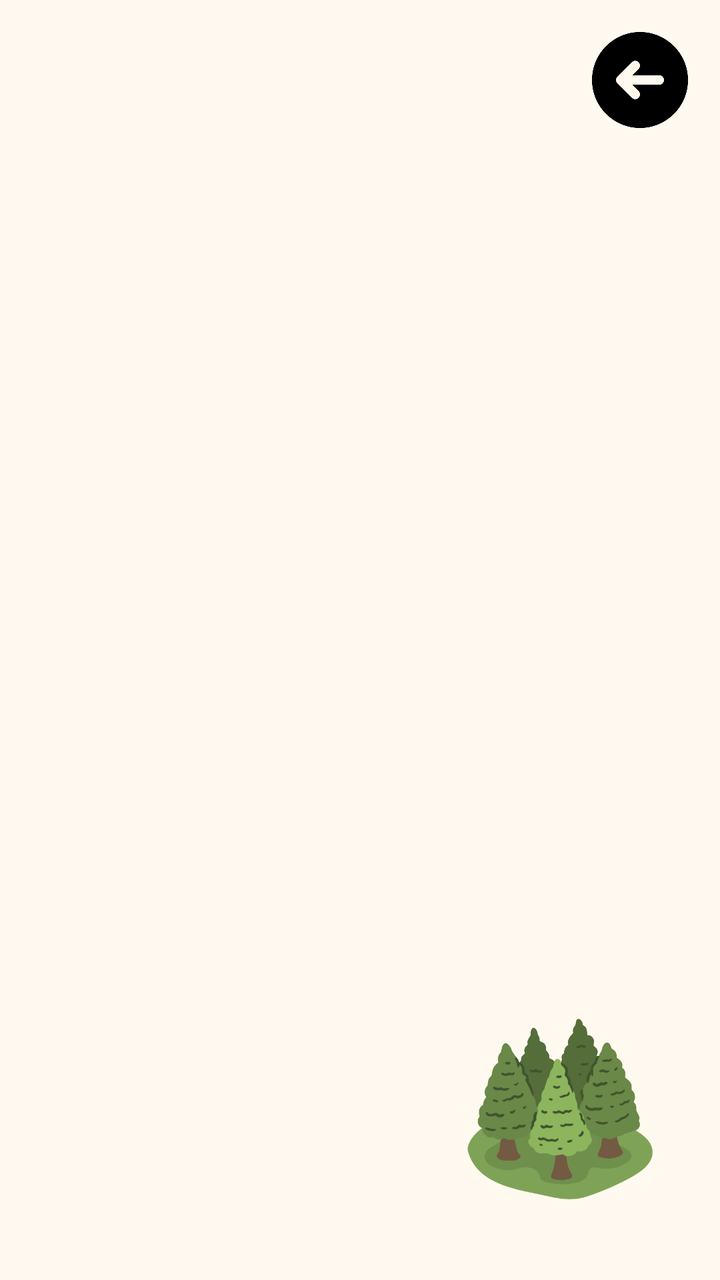
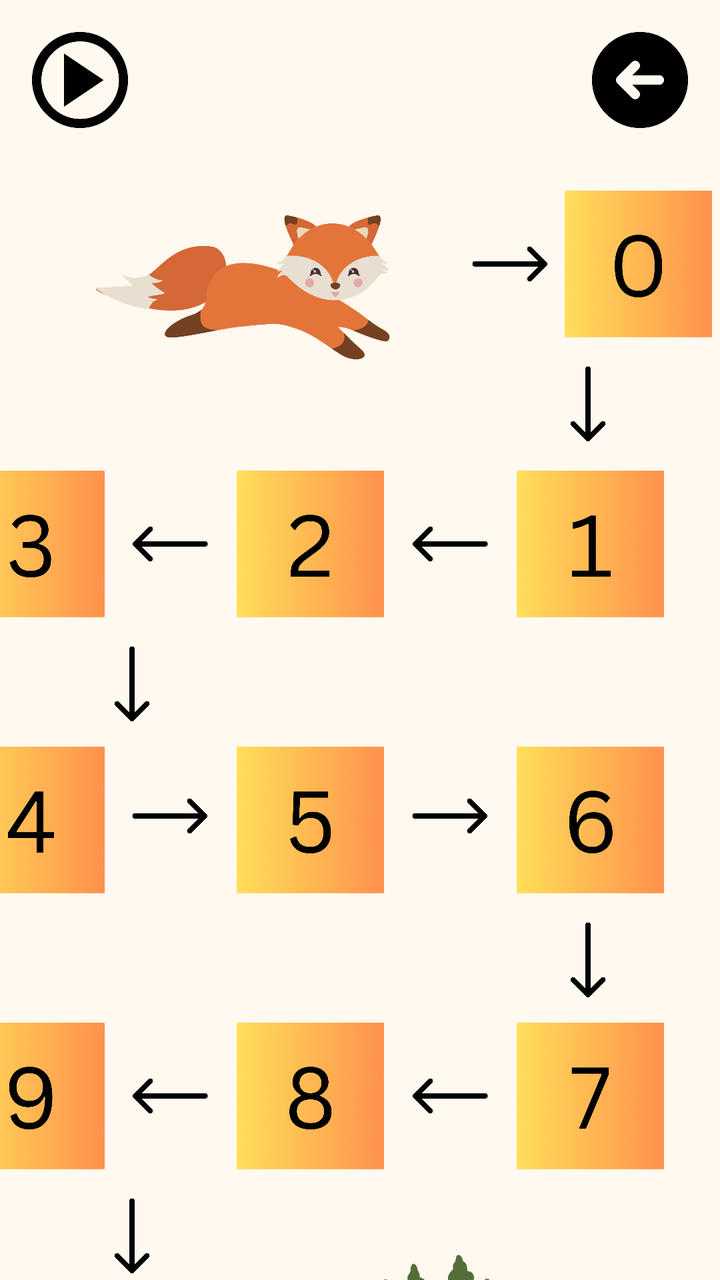

Before-and-after screenshots of an Android layout around one commit, followed by the original layout XML and the change that was made.
<!-- AndroidManifest.xml: application theme Theme.AppCompat.Light.DarkActionBar -->
<!-- res/layout/activity_numbers.xml -->
<?xml version="1.0" encoding="utf-8"?>

<androidx.constraintlayout.widget.ConstraintLayout xmlns:android="http://schemas.android.com/apk/res/android"
    android:layout_width="match_parent"
    android:layout_height="match_parent"
    xmlns:app="http://schemas.android.com/apk/res-auto"
    android:background="@color/happy_cream">

    <Button
        android:id="@+id/backButton"
        android:layout_width="48dp"
        android:layout_height="48dp"
        android:background="@drawable/ic_back"
        android:contentDescription="Back Button"
        app:layout_constraintTop_toTopOf="parent"
        app:layout_constraintEnd_toEndOf="parent"
        android:layout_marginTop="16dp"
        android:layout_marginEnd="16dp" />

    <ImageView
        android:id="@+id/forestImage"
        android:layout_width="140dp"
        android:layout_height="140dp"
        android:src="@drawable/forest"
        android:contentDescription="Forest Image"
        android:layout_margin="10dp"
        app:layout_constraintEnd_toEndOf="parent"
        app:layout_constraintBottom_toBottomOf="parent" />


</androidx.constraintlayout.widget.ConstraintLayout>
<!-- resources referenced by this layout -->
<resources>
  <color name="happy_cream">#FFF9EF</color>
  <!-- drawable forest: png bitmap (drawable, 42483 bytes) -->
  <!-- drawable ic_back: png bitmap (drawable, 12387 bytes) -->
</resources>

<!-- the commit's change to res/layout/activity_numbers.xml (unified diff, before → after) -->
@@ -1,10 +1,24 @@
 <?xml version="1.0" encoding="utf-8"?>
 
-<androidx.constraintlayout.widget.ConstraintLayout xmlns:android="http://schemas.android.com/apk/res/android"
+<androidx.constraintlayout.widget.ConstraintLayout
+    xmlns:android="http://schemas.android.com/apk/res/android"
+    xmlns:app="http://schemas.android.com/apk/res-auto"
+    xmlns:tools="http://schemas.android.com/tools"
     android:layout_width="match_parent"
     android:layout_height="match_parent"
-    xmlns:app="http://schemas.android.com/apk/res-auto"
+    tools:context=".NumbersActivity"
     android:background="@color/happy_cream">
+
+    <Button
+        android:id="@+id/playButton"
+        android:layout_width="48dp"
+        android:layout_height="48dp"
+        android:layout_marginTop="16dp"
+        android:layout_marginStart="16dp"
+        android:background="@drawable/playbtn"
+        android:contentDescription="Play Button"
+        app:layout_constraintStart_toStartOf="parent"
+        app:layout_constraintTop_toTopOf="parent" />
 
     <Button
         android:id="@+id/backButton"
@@ -17,15 +31,279 @@
         android:layout_marginTop="16dp"
         android:layout_marginEnd="16dp" />
 
+
+    <ImageView
+        android:id="@+id/fuxiePlay"
+        android:layout_width="160dp"
+        android:layout_height="160dp"
+        android:layout_marginStart="40dp"
+        android:contentDescription="Fuxie Play"
+        android:src="@drawable/fuxie_play"
+        app:layout_constraintTop_toBottomOf="@+id/playButton"
+        app:layout_constraintStart_toStartOf="parent" />
+
+
+
+
+    <ImageView
+        android:id="@+id/firstArrowRight"
+        android:layout_width="40dp"
+        android:layout_height="40dp"
+        android:contentDescription="Arrow Right Image"
+        android:layout_marginStart="35dp"
+        android:src="@drawable/arrow_right"
+        app:layout_constraintStart_toEndOf="@+id/fuxiePlay"
+        app:layout_constraintTop_toTopOf="@+id/nrZero"
+        app:layout_constraintBottom_toBottomOf="@+id/nrZero" />
+
+    <ImageView
+        android:id="@+id/nrZero"
+        android:layout_width="80dp"
+        android:layout_height="80dp"
+        android:layout_marginTop="92dp"
+        android:contentDescription="Number Zero"
+        android:src="@drawable/zero"
+        app:layout_constraintEnd_toEndOf="parent"
+        android:layout_marginStart="43dp"
+        app:layout_constraintStart_toStartOf="@id/firstArrowRight"
+        app:layout_constraintTop_toTopOf="parent" />
+
+    <ImageView
+        android:id="@+id/firstArrowDown"
+        android:layout_width="40dp"
+        android:layout_height="40dp"
+        android:layout_marginTop="10dp"
+        android:contentDescription="Arrow Down Image"
+        android:layout_marginEnd="46dp"
+        android:src="@drawable/arrow_down"
+        app:layout_constraintEnd_toEndOf="parent"
+        app:layout_constraintTop_toBottomOf="@+id/nrZero" />
+
+    <ImageView
+        android:id="@+id/nrOne"
+        android:layout_width="80dp"
+        android:layout_height="80dp"
+        android:layout_marginTop="10dp"
+        android:contentDescription="Number One"
+        android:layout_marginEnd="25dp"
+        android:src="@drawable/one"
+        app:layout_constraintEnd_toEndOf="parent"
+        app:layout_constraintTop_toBottomOf="@+id/firstArrowDown" />
+
+    <ImageView
+        android:id="@+id/firstArrowLeft"
+        android:layout_width="40dp"
+        android:layout_height="40dp"
+        android:layout_marginEnd="10dp"
+        android:layout_marginTop="100dp"
+        android:contentDescription="Arrow Left Image"
+        android:src="@drawable/arrow_left"
+        app:layout_constraintEnd_toStartOf="@+id/nrOne"
+        app:layout_constraintTop_toBottomOf="@+id/firstArrowRight"
+        />
+
+    <ImageView
+        android:id="@+id/nrTwo"
+        android:layout_width="80dp"
+        android:layout_height="80dp"
+        android:layout_marginTop="8dp"
+        android:layout_marginEnd="10dp"
+        android:contentDescription="Number Two"
+        android:src="@drawable/two"
+        app:layout_constraintEnd_toStartOf="@+id/firstArrowLeft"
+        app:layout_constraintTop_toBottomOf="@+id/fuxiePlay" />
+
+    <ImageView
+        android:id="@+id/secondArrowLeft"
+        android:layout_width="40dp"
+        android:layout_height="40dp"
+        android:layout_marginEnd="10dp"
+        android:layout_marginTop="100dp"
+        android:contentDescription="Arrow Left Image"
+        android:src="@drawable/arrow_left"
+        app:layout_constraintEnd_toStartOf="@+id/nrTwo"
+        app:layout_constraintTop_toBottomOf="@+id/firstArrowRight"
+        />
+
+    <ImageView
+        android:id="@+id/nrThree"
+        android:layout_width="80dp"
+        android:layout_height="80dp"
+        android:layout_marginTop="8dp"
+        android:layout_marginEnd="10dp"
+        android:contentDescription="Number Three"
+        android:src="@drawable/three"
+        app:layout_constraintEnd_toStartOf="@+id/secondArrowLeft"
+        app:layout_constraintTop_toBottomOf="@+id/fuxiePlay" />
+
+    <ImageView
+        android:id="@+id/secondArrowDown"
+        android:layout_width="40dp"
+        android:layout_height="40dp"
+        android:layout_marginTop="10dp"
+        android:contentDescription="Arrow Down Image"
+        android:layout_marginStart="46dp"
+        android:src="@drawable/arrow_down"
+        app:layout_constraintStart_toStartOf="parent"
+        app:layout_constraintTop_toBottomOf="@+id/nrThree" />
+
+    <ImageView
+        android:id="@+id/nrFour"
+        android:layout_width="80dp"
+        android:layout_height="80dp"
+        android:layout_marginTop="8dp"
+        android:layout_marginEnd="10dp"
+        android:contentDescription="Number Four"
+        android:src="@drawable/four"
+        app:layout_constraintEnd_toStartOf="@+id/secondArrowLeft"
+        app:layout_constraintTop_toBottomOf="@+id/secondArrowDown" />
+
+    <ImageView
+        android:id="@+id/secondArrowRight"
+        android:layout_width="40dp"
+        android:layout_height="40dp"
+        android:layout_marginStart="10dp"
+        android:layout_marginTop="96dp"
+        android:contentDescription="Arrow Right Image"
+        android:src="@drawable/arrow_right"
+        app:layout_constraintStart_toEndOf="@+id/nrFour"
+        app:layout_constraintTop_toBottomOf="@+id/secondArrowLeft"
+        />
+
+
+    <ImageView
+        android:id="@+id/nrFive"
+        android:layout_width="80dp"
+        android:layout_height="80dp"
+        android:layout_marginTop="58dp"
+        android:layout_marginStart="10dp"
+        android:contentDescription="Number Five"
+        android:src="@drawable/five"
+        app:layout_constraintStart_toEndOf="@+id/secondArrowRight"
+        app:layout_constraintTop_toBottomOf="@+id/nrTwo" />
+
+    <ImageView
+        android:id="@+id/thirdArrowRight"
+        android:layout_width="40dp"
+        android:layout_height="40dp"
+        android:layout_marginStart="10dp"
+        android:layout_marginTop="96dp"
+        android:contentDescription="Arrow Right Image"
+        android:src="@drawable/arrow_right"
+        app:layout_constraintStart_toEndOf="@+id/nrFive"
+        app:layout_constraintTop_toBottomOf="@+id/firstArrowLeft"
+        />
+
+    <ImageView
+        android:id="@+id/nrSix"
+        android:layout_width="80dp"
+        android:layout_height="80dp"
+        android:layout_marginTop="58dp"
+        android:contentDescription="Number Six"
+        android:layout_marginEnd="25dp"
+        android:src="@drawable/six"
+        app:layout_constraintEnd_toEndOf="parent"
+        app:layout_constraintTop_toBottomOf="@+id/nrOne" />
+
+    <ImageView
+        android:id="@+id/thirdArrowDown"
+        android:layout_width="40dp"
+        android:layout_height="40dp"
+        android:layout_marginTop="10dp"
+        android:contentDescription="Arrow Down Image"
+        android:layout_marginEnd="46dp"
+        android:src="@drawable/arrow_down"
+        app:layout_constraintEnd_toEndOf="parent"
+        app:layout_constraintTop_toBottomOf="@+id/nrSix" />
+
+    <ImageView
+        android:id="@+id/nrSeven"
+        android:layout_width="80dp"
+        android:layout_height="80dp"
+        android:layout_marginTop="58dp"
+        android:contentDescription="Number Seven "
+        android:layout_marginEnd="25dp"
+        android:src="@drawable/seven"
+        app:layout_constraintEnd_toEndOf="parent"
+        app:layout_constraintTop_toBottomOf="@+id/nrSix" />
+
+    <ImageView
+        android:id="@+id/thirdArrowLeft"
+        android:layout_width="40dp"
+        android:layout_height="40dp"
+        android:layout_marginEnd="10dp"
+        android:layout_marginTop="100dp"
+        android:contentDescription="Arrow Left Image"
+        android:src="@drawable/arrow_left"
+        app:layout_constraintEnd_toStartOf="@+id/nrSeven"
+        app:layout_constraintTop_toBottomOf="@+id/thirdArrowRight"
+        />
+
+    <ImageView
+        android:id="@+id/nrEight"
+        android:layout_width="80dp"
+        android:layout_height="80dp"
+        android:layout_marginTop="58dp"
+        android:layout_marginEnd="10dp"
+        android:contentDescription="Number Eight"
+        android:src="@drawable/eight"
+        app:layout_constraintEnd_toStartOf="@+id/thirdArrowLeft"
+        app:layout_constraintTop_toBottomOf="@+id/nrFive" />
+
+    <ImageView
+        android:id="@+id/forthArrowLeft"
+        android:layout_width="40dp"
+        android:layout_height="40dp"
+        android:layout_marginEnd="10dp"
+        android:layout_marginTop="100dp"
+        android:contentDescription="Arrow Left Image"
+        android:src="@drawable/arrow_left"
+        app:layout_constraintEnd_toStartOf="@+id/nrEight"
+        app:layout_constraintTop_toBottomOf="@+id/secondArrowRight"
+        />
+
+    <ImageView
+        android:id="@+id/nrNine"
+        android:layout_width="80dp"
+        android:layout_height="80dp"
+        android:layout_marginTop="58dp"
+        android:layout_marginEnd="10dp"
+        android:contentDescription="Number Nine"
+        android:src="@drawable/nine"
+        app:layout_constraintEnd_toStartOf="@+id/forthArrowLeft"
+        app:layout_constraintTop_toBottomOf="@+id/nrFour" />
+
+    <ImageView
+        android:id="@+id/forthArrowDown"
+        android:layout_width="40dp"
+        android:layout_height="40dp"
+        android:layout_marginTop="10dp"
+        android:contentDescription="Arrow Down Image"
+        android:layout_marginStart="46dp"
+        android:src="@drawable/arrow_down"
+        app:layout_constraintStart_toStartOf="parent"
+        app:layout_constraintTop_toBottomOf="@+id/nrNine" />
+
+    <ImageView
+        android:id="@+id/nrTen"
+        android:layout_width="80dp"
+        android:layout_height="80dp"
+        android:layout_marginTop="8dp"
+        android:layout_marginEnd="10dp"
+        android:contentDescription="Number Ten"
+        android:src="@drawable/ten"
+        app:layout_constraintEnd_toStartOf="@+id/forthArrowLeft"
+        app:layout_constraintTop_toBottomOf="@+id/forthArrowDown" />
+
     <ImageView
         android:id="@+id/forestImage"
         android:layout_width="140dp"
         android:layout_height="140dp"
         android:src="@drawable/forest"
         android:contentDescription="Forest Image"
-        android:layout_margin="10dp"
-        app:layout_constraintEnd_toEndOf="parent"
-        app:layout_constraintBottom_toBottomOf="parent" />
-
+        android:layout_marginEnd="70dp"
+        android:layout_marginTop="20dp"
+        app:layout_constraintEnd_toEndOf="parent"
+        app:layout_constraintTop_toBottomOf="@id/nrEight" />
 
 </androidx.constraintlayout.widget.ConstraintLayout>
<!-- resource entries referenced after the edit -->
@@ -1,7 +1,23 @@
 <!-- resources referenced by this layout -->
 <resources>
   <color name="happy_cream">#FFF9EF</color>
+  <!-- drawable arrow_down: png bitmap (drawable, 16108 bytes) -->
+  <!-- drawable arrow_left: png bitmap (drawable, 16335 bytes) -->
+  <!-- drawable arrow_right: png bitmap (drawable, 16387 bytes) -->
+  <!-- drawable eight: png bitmap (drawable, 50194 bytes) -->
+  <!-- drawable five: png bitmap (drawable, 46873 bytes) -->
   <!-- drawable forest: png bitmap (drawable, 42483 bytes) -->
+  <!-- drawable four: png bitmap (drawable, 40432 bytes) -->
+  <!-- drawable fuxie_play: png bitmap (drawable, 55865 bytes) -->
   <!-- drawable ic_back: png bitmap (drawable, 12387 bytes) -->
+  <!-- drawable nine: png bitmap (drawable, 50350 bytes) -->
+  <!-- drawable one: png bitmap (drawable, 37401 bytes) -->
+  <!-- drawable playbtn: png bitmap (drawable, 13382 bytes) -->
+  <!-- drawable seven: png bitmap (drawable, 42070 bytes) -->
+  <!-- drawable six: png bitmap (drawable, 50258 bytes) -->
+  <!-- drawable ten: png bitmap (drawable, 53684 bytes) -->
+  <!-- drawable three: png bitmap (drawable, 47139 bytes) -->
+  <!-- drawable two: png bitmap (drawable, 45421 bytes) -->
+  <!-- drawable zero: png bitmap (drawable, 49308 bytes) -->
 </resources>
 
